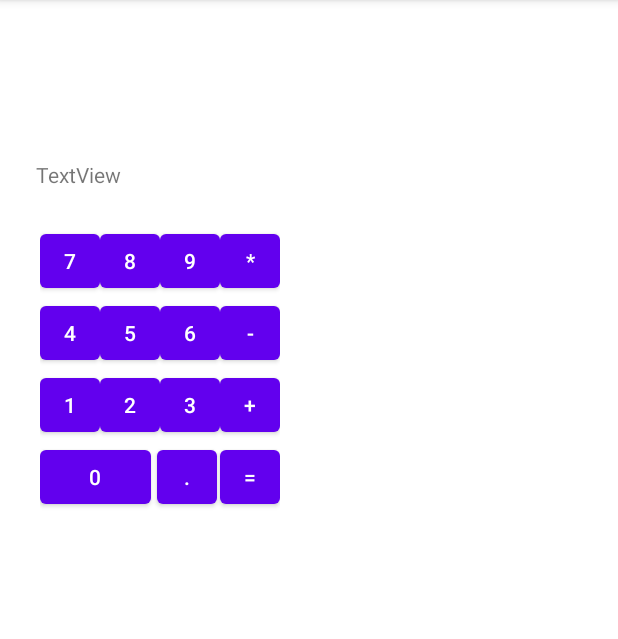
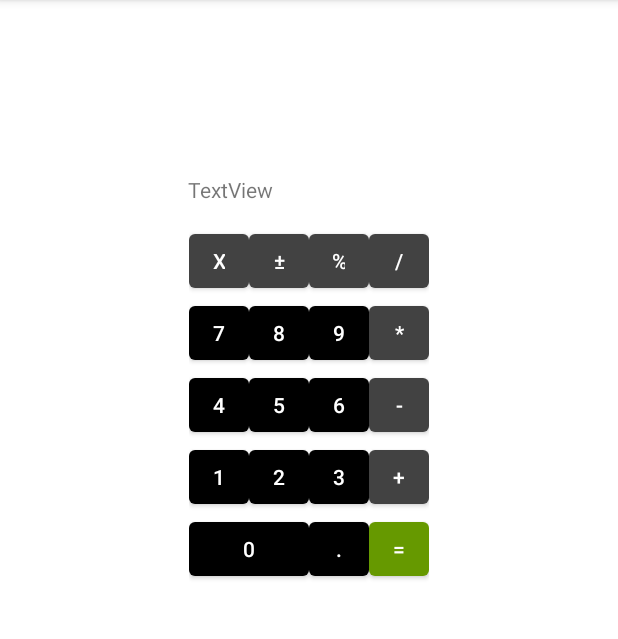
Before and after one commit to PavelIks/Android_Calculator, an Android app: the screen it shows after launch (MainActivity), on a phone screen of 412 x 824 dp, the part 84-723 px from its top. Run offline under Robolectric (Android 15) with nearby library versions, the phone set to English and light mode, and no system bars.

Commit message:
Updated-4.

```diff
--- a/app/src/main/java/com/example/calc/MainActivity.java
+++ b/app/src/main/java/com/example/calc/MainActivity.java
@@ -1,11 +1,9 @@
 package com.example.calc;
 import android.os.Bundle;
-import android.view.MotionEvent;
 import android.view.View;
 import android.widget.Button;
-import android.widget.EditText;
 import android.widget.TextView;
-import android.widget.Toast;
+
 import androidx.appcompat.app.AppCompatActivity;
 
 public class MainActivity extends AppCompatActivity
@@ -25,9 +23,9 @@ public class MainActivity extends AppCompatActivity
         btn5_ID = (Button) findViewById(R.id.btn5);
         btn6_ID = (Button) findViewById(R.id.btn6);
         btn7_ID = (Button) findViewById(R.id.btn7);
-        btn9_ID = (Button) findViewById(R.id.btn9);
-        btn10_ID = (Button) findViewById(R.id.btn10);
-        btn11_ID = (Button) findViewById(R.id.btn11);
+        btn9_ID = (Button) findViewById(R.id.btn20);
+        btn10_ID = (Button) findViewById(R.id.btn23);
+        btn11_ID = (Button) findViewById(R.id.btn22);
         tv1_ID = (TextView) findViewById(R.id.tv1);
 
         btn1_ID.setOnClickListener(new View.OnClickListener()
--- a/app/src/main/res/layout/activity_main.xml
+++ b/app/src/main/res/layout/activity_main.xml
@@ -2,8 +2,8 @@
 <androidx.constraintlayout.widget.ConstraintLayout xmlns:android="http://schemas.android.com/apk/res/android"
     xmlns:app="http://schemas.android.com/apk/res-auto"
     xmlns:tools="http://schemas.android.com/tools"
-    android:layout_width="wrap_content"
-    android:layout_height="wrap_content"
+    android:layout_width="match_parent"
+    android:layout_height="match_parent"
     tools:context=".MainActivity">
 
     <LinearLayout
@@ -29,10 +29,11 @@
             android:orientation="horizontal">
 
             <Button
-                android:id="@+id/btn9"
+                android:id="@+id/btn20"
                 android:layout_width="40dp"
                 android:layout_height="wrap_content"
-                android:text="7" />
+                android:text="X"
+                app:backgroundTint="@color/cardview_dark_background" />
 
             <Space
                 android:layout_width="wrap_content"
@@ -40,10 +41,11 @@
                 android:layout_weight="1" />
 
             <Button
-                android:id="@+id/btn10"
+                android:id="@+id/btn23"
                 android:layout_width="40dp"
                 android:layout_height="wrap_content"
-                android:text="8" />
+                android:text="±"
+                app:backgroundTint="@color/cardview_dark_background" />
 
             <Space
                 android:layout_width="wrap_content"
@@ -51,10 +53,11 @@
                 android:layout_weight="1" />
 
             <Button
-                android:id="@+id/btn11"
+                android:id="@+id/btn22"
                 android:layout_width="40dp"
                 android:layout_height="wrap_content"
-                android:text="9" />
+                android:text="%"
+                app:backgroundTint="@color/cardview_dark_background" />
 
             <Space
                 android:layout_width="wrap_content"
@@ -62,10 +65,60 @@
                 android:layout_weight="1" />
 
             <Button
-                android:id="@+id/btn12"
+                android:id="@+id/btn21"
                 android:layout_width="40dp"
                 android:layout_height="wrap_content"
-                android:text="*" />
+                android:text="/"
+                app:backgroundTint="@color/cardview_dark_background" />
+        </LinearLayout>
+
+        <LinearLayout
+            android:layout_width="match_parent"
+            android:layout_height="match_parent"
+            android:orientation="horizontal">
+
+            <Button
+                android:id="@+id/btn20"
+                android:layout_width="40dp"
+                android:layout_height="wrap_content"
+                android:text="7"
+                app:backgroundTint="@color/black" />
+
+            <Space
+                android:layout_width="wrap_content"
+                android:layout_height="wrap_content"
+                android:layout_weight="1" />
+
+            <Button
+                android:id="@+id/btn23"
+                android:layout_width="40dp"
+                android:layout_height="wrap_content"
+                android:text="8"
+                app:backgroundTint="@color/black" />
+
+            <Space
+                android:layout_width="wrap_content"
+                android:layout_height="wrap_content"
+                android:layout_weight="1" />
+
+            <Button
+                android:id="@+id/btn22"
+                android:layout_width="40dp"
+                android:layout_height="wrap_content"
+                android:text="9"
+                app:backgroundTint="@color/black" />
+
+            <Space
+                android:layout_width="wrap_content"
+                android:layout_height="wrap_content"
+                android:layout_weight="1" />
+
+            <Button
+                android:id="@+id/btn21"
+                android:layout_width="40dp"
+                android:layout_height="wrap_content"
+                android:text="*"
+                app:backgroundTint="@color/cardview_dark_background" />
         </LinearLayout>
 
         <LinearLayout
@@ -77,7 +130,8 @@
                 android:id="@+id/btn5"
                 android:layout_width="40dp"
                 android:layout_height="wrap_content"
-                android:text="4" />
+                android:text="4"
+                app:backgroundTint="@color/black" />
 
             <Space
                 android:layout_width="wrap_content"
@@ -88,7 +142,8 @@
                 android:id="@+id/btn6"
                 android:layout_width="40dp"
                 android:layout_height="wrap_content"
-                android:text="5" />
+                android:text="5"
+                app:backgroundTint="@color/black" />
 
             <Space
                 android:layout_width="wrap_content"
@@ -99,7 +154,8 @@
                 android:id="@+id/btn7"
                 android:layout_width="40dp"
                 android:layout_height="wrap_content"
-                android:text="6" />
+                android:text="6"
+                app:backgroundTint="@color/black" />
 
             <Space
                 android:layout_width="wrap_content"
@@ -110,7 +166,8 @@
                 android:id="@+id/btn8"
                 android:layout_width="40dp"
                 android:layout_height="wrap_content"
-                android:text="-" />
+                android:text="-"
+                app:backgroundTint="@color/cardview_dark_background" />
         </LinearLayout>
 
         <LinearLayout
@@ -122,7 +179,8 @@
                 android:id="@+id/btn1"
                 android:layout_width="40dp"
                 android:layout_height="wrap_content"
-                android:text="1" />
+                android:text="1"
+                app:backgroundTint="@color/black" />
 
             <Space
                 android:layout_width="wrap_content"
@@ -133,7 +191,8 @@
                 android:id="@+id/btn2"
                 android:layout_width="40dp"
                 android:layout_height="wrap_content"
-                android:text="2" />
+                android:text="2"
+                app:backgroundTint="@color/black" />
 
             <Space
                 android:layout_width="wrap_content"
@@ -144,7 +203,8 @@
                 android:id="@+id/btn3"
                 android:layout_width="40dp"
                 android:layout_height="wrap_content"
-                android:text="3" />
+                android:text="3"
+                app:backgroundTint="@color/black" />
 
             <Space
                 android:layout_width="wrap_content"
@@ -155,7 +215,8 @@
                 android:id="@+id/btn4"
                 android:layout_width="40dp"
                 android:layout_height="wrap_content"
-                android:text="+" />
+                android:text="+"
+                app:backgroundTint="@color/cardview_dark_background" />
 
         </LinearLayout>
 
@@ -166,9 +227,10 @@
 
             <Button
                 android:id="@+id/btn16"
-                android:layout_width="74dp"
+                android:layout_width="80dp"
                 android:layout_height="wrap_content"
-                android:text="0" />
+                android:text="0"
+                app:backgroundTint="@color/black" />
 
             <Space
                 android:layout_width="wrap_content"
@@ -184,7 +246,8 @@
                 android:id="@+id/btn14"
                 android:layout_width="40dp"
                 android:layout_height="wrap_content"
-                android:text="." />
+                android:text="."
+                app:backgroundTint="@color/black" />
 
             <Space
                 android:layout_width="wrap_content"
@@ -195,15 +258,16 @@
                 android:id="@+id/btn13"
                 android:layout_width="40dp"
                 android:layout_height="wrap_content"
-                android:text="=" />
+                android:text="="
+                app:backgroundTint="@android:color/holo_green_dark" />
         </LinearLayout>
 
     </LinearLayout>
 
     <TextView
         android:id="@+id/tv1"
-        android:layout_width="163dp"
-        android:layout_height="43dp"
+        android:layout_width="159dp"
+        android:layout_height="33dp"
         android:layout_marginStart="24dp"
         android:layout_marginLeft="24dp"
         android:layout_marginTop="110dp"
@@ -212,7 +276,7 @@
         android:text="TextView"
         app:layout_constraintBottom_toTopOf="@+id/linearLayout"
         app:layout_constraintEnd_toEndOf="parent"
-        app:layout_constraintHorizontal_bias="1.0"
+        app:layout_constraintHorizontal_bias="0.497"
         app:layout_constraintStart_toStartOf="parent"
         app:layout_constraintTop_toTopOf="parent"
         app:layout_constraintVertical_bias="1.0" />
```
